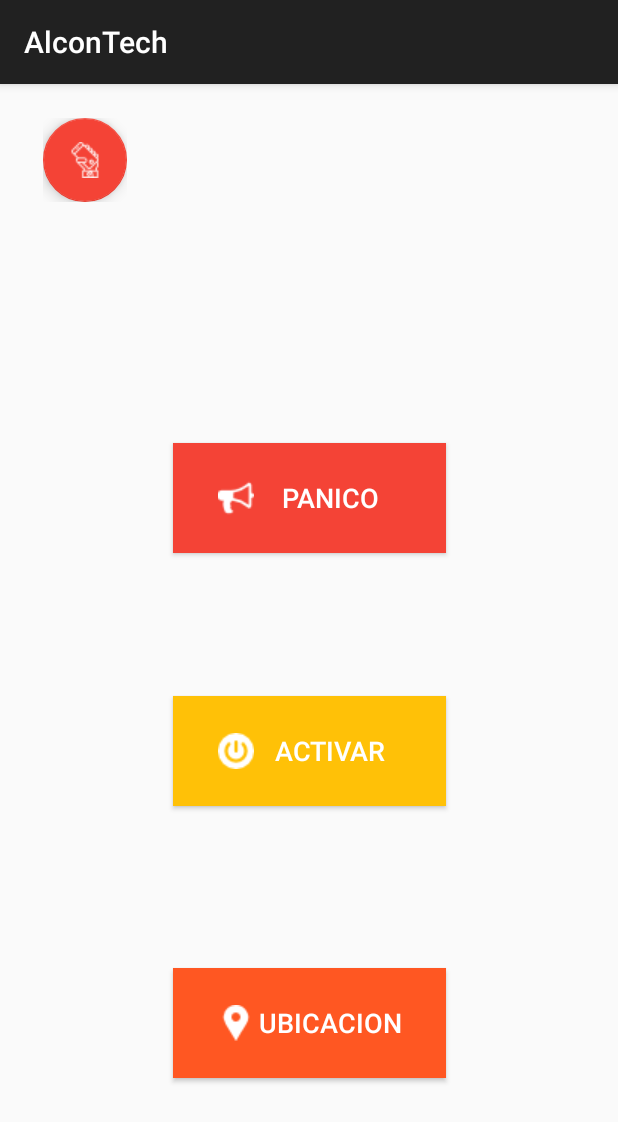
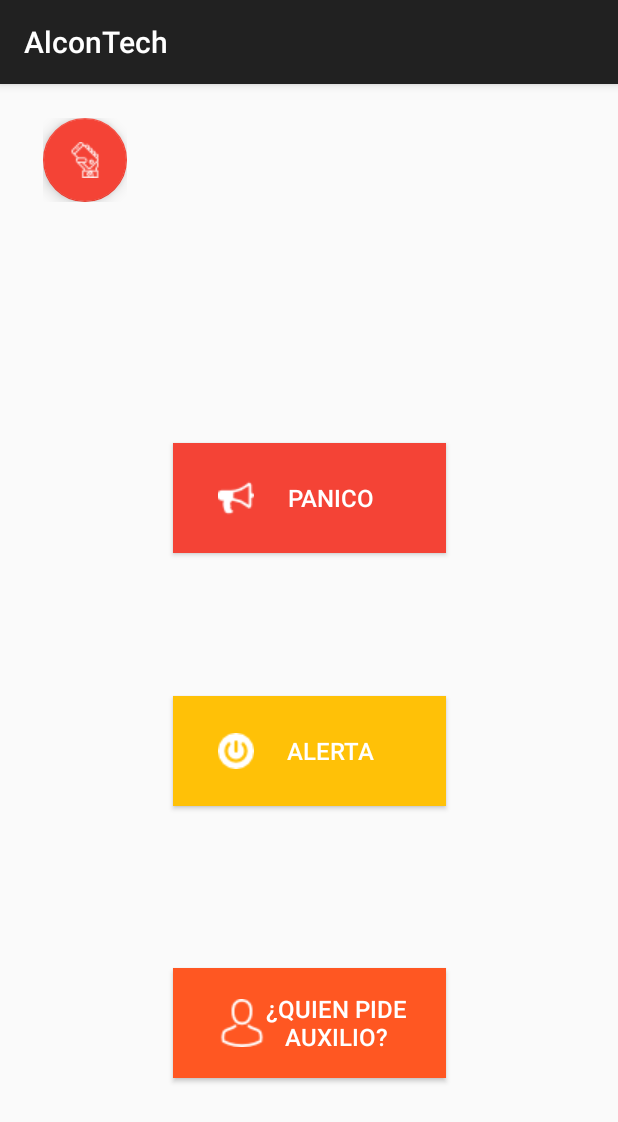
Before and after one commit to MartinMelo97/UvaRoboticsApp, an Android app: the MainActivity screen opened directly, with no data from a screen before it, on a phone screen of 412 x 824 dp. Shown: the top 1122 px of the screen. Run offline under Robolectric (Android 15) with nearby library versions, the phone set to English and light mode, and no system bars; plain views replace FloatingActionButton, FloatingActionMenu; 3 statements that could not run were skipped.

Commit message:
Al parecer ya quedo

```diff
--- a/app/src/main/java/com/example/martinmelo/uvarobotics/SplashActivity.java
+++ b/app/src/main/java/com/example/martinmelo/uvarobotics/SplashActivity.java
@@ -21,7 +21,7 @@ public class SplashActivity extends AppCompatActivity {
             public void run()
             {
                 try {
-                    sleep(2000);
+                    sleep(500);
                     Intent intento = new Intent(getApplicationContext(), MainActivity.class);
                     startActivity(intento);
                     finish();
--- a/app/src/main/res/layout/activity_main.xml
+++ b/app/src/main/res/layout/activity_main.xml
@@ -16,12 +16,12 @@
         android:layout_marginLeft="8dp"
         android:layout_marginRight="8dp"
         android:layout_marginTop="8dp"
-        android:drawableLeft="@drawable/ubicacion"
+        android:drawableLeft="@drawable/avatar"
         android:paddingLeft="30dip"
         android:paddingRight="26dip"
-        android:text="Ubicacion"
+        android:text="@string/QuienButtonText"
         android:background="@color/colorUbicacion"
-        android:textSize="18sp"
+        android:textSize="16sp"
         app:layout_constraintLeft_toLeftOf="parent"
         app:layout_constraintRight_toRightOf="parent"
         app:layout_constraintTop_toTopOf="parent"
@@ -36,11 +36,11 @@
         android:layout_height="73dp"
         android:layout_marginLeft="8dp"
         android:layout_marginRight="8dp"
-        android:text="Activar"
+        android:text="@string/AlertaButtonText"
         android:drawableLeft="@drawable/activar"
         android:paddingLeft="30dip"
         android:paddingRight="26dip"
-        android:textSize="18sp"
+        android:textSize="16sp"
         android:background="@color/colorActivate"
         app:layout_constraintLeft_toLeftOf="parent"
         app:layout_constraintRight_toRightOf="parent"
@@ -62,9 +62,9 @@
         android:drawableLeft="@drawable/panico"
         android:paddingLeft="30dip"
         android:paddingRight="26dip"
-        android:text="Panico"
+        android:text="@string/PanicoButtonText"
         android:background="@color/colorAccent"
-        android:textSize="18sp"
+        android:textSize="16sp"
         app:layout_constraintBottom_toBottomOf="parent"
         app:layout_constraintLeft_toLeftOf="parent"
         app:layout_constraintRight_toRightOf="parent"
--- a/app/src/main/res/layout/activity_set_number.xml
+++ b/app/src/main/res/layout/activity_set_number.xml
@@ -95,7 +95,7 @@
         app:layout_constraintHorizontal_bias="0.501"
         app:layout_constraintLeft_toLeftOf="parent"
         app:layout_constraintRight_toRightOf="parent"
-        app:srcCompat="@drawable/disquelogo"
+        app:srcCompat="@drawable/logo_remasterizado"
         app:layout_constraintTop_toTopOf="parent"
         android:layout_marginTop="8dp"
         app:layout_constraintBottom_toBottomOf="parent"
--- a/app/src/main/res/layout/activity_splash.xml
+++ b/app/src/main/res/layout/activity_splash.xml
@@ -10,7 +10,7 @@
         android:id="@+id/imageView"
         android:layout_width="294dp"
         android:layout_height="483dp"
-        app:srcCompat="@drawable/disquelogo"
+        app:srcCompat="@drawable/logo_remasterizado"
         app:layout_constraintTop_toTopOf="parent"
         android:layout_marginTop="8dp"
         app:layout_constraintBottom_toBottomOf="parent"
--- a/app/src/main/res/values/strings.xml
+++ b/app/src/main/res/values/strings.xml
@@ -8,4 +8,7 @@
     <string name="EditNumber">Ingrese el nuevo numero de la alarma principal</string>
     <string name="NumeroActual">Numero actual:</string>
     <string name="ShowActualNumber">Mostrar numero actual</string>
+    <string name="PanicoButtonText">Panico</string>
+    <string name="AlertaButtonText">Alerta</string>
+    <string name="QuienButtonText">¿Quien pide auxilio?</string>
 </resources>
```
Also changed, not shown: app/src/main/java/com/example/martinmelo/uvarobotics/MainActivity.java (+81 -16 lines).
